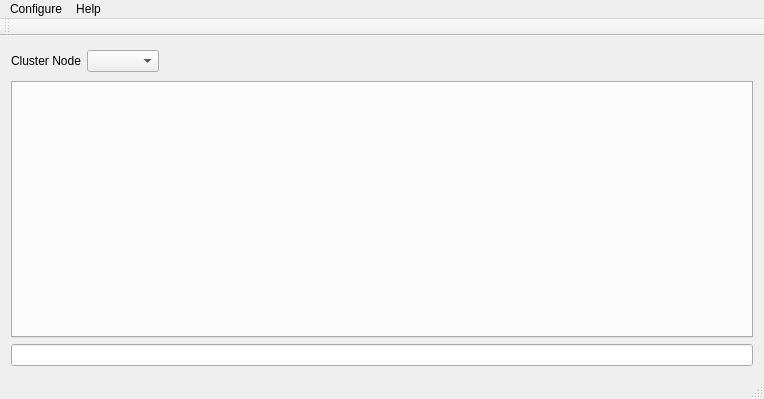
Rsclub22/Minos2-Mirror, file mqt/MqtCluster/clustermainwindow.ui: the form before one commit.
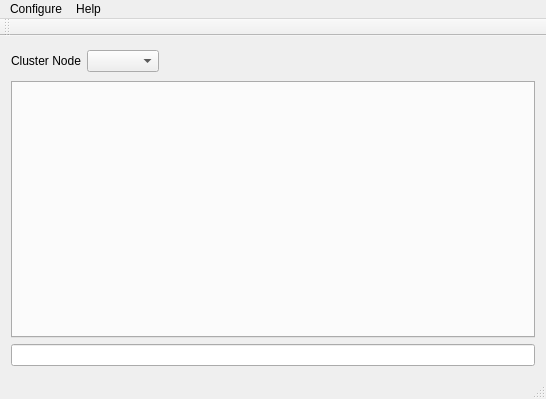
The form after the commit. Custom widgets are drawn as their Qt base class.

The edit to the form file:
```diff
--- a/mqt/MqtCluster/clustermainwindow.ui
+++ b/mqt/MqtCluster/clustermainwindow.ui
@@ -6,7 +6,7 @@
    <rect>
     <x>0</x>
     <y>0</y>
-    <width>764</width>
+    <width>546</width>
     <height>399</height>
    </rect>
   </property>
@@ -59,7 +59,7 @@
     <rect>
      <x>0</x>
      <y>0</y>
-     <width>764</width>
+     <width>546</width>
      <height>21</height>
     </rect>
    </property>
```
